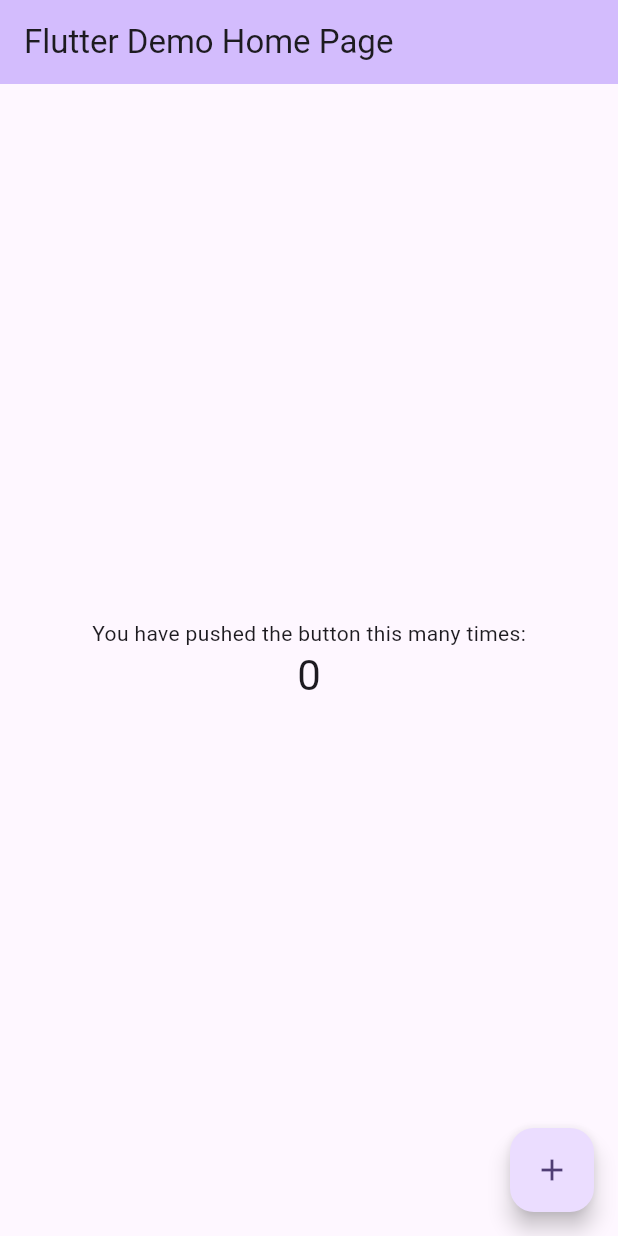
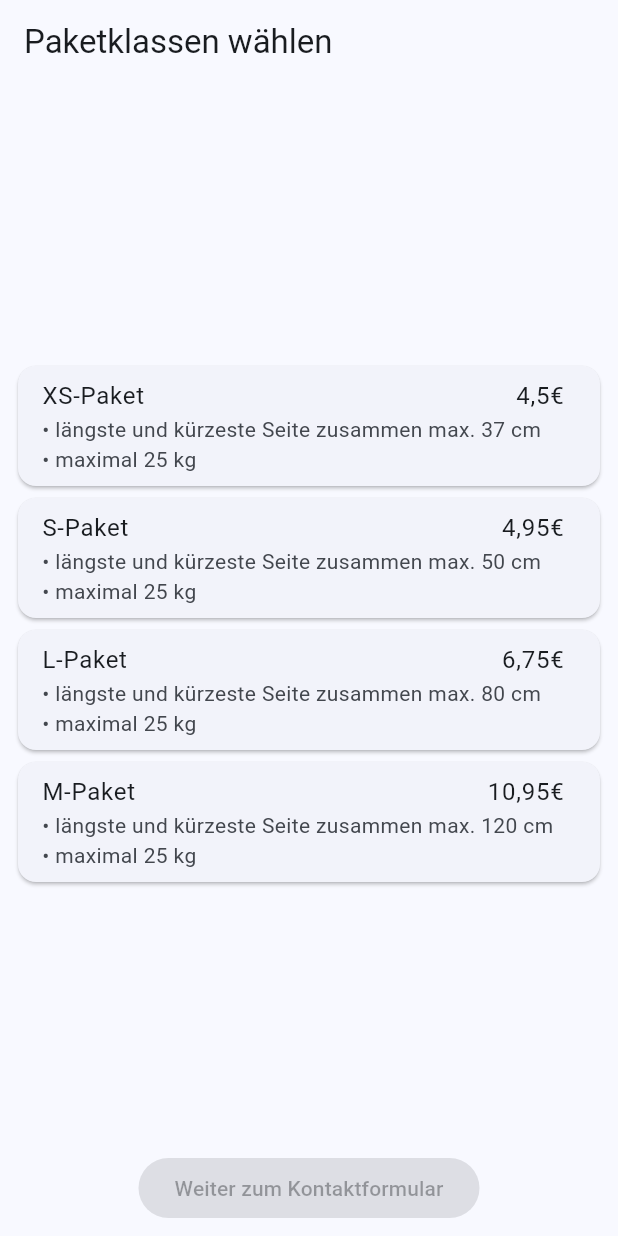
Before and after one commit to Icyyyy/devchallenge, a Flutter app: the screen it shows after launch, on a phone screen of 412 x 824 dp. Run offline on Flutter 3.47's test engine with Material 2 defaults, Android fonts, the phone set to English and light mode, and no system bars; our stand-ins replace flutter_bloc, freezed_annotation; generated files the repository leaves out were written again.

Commit message:
add parcel selection

```diff
--- a/lib/main.dart
+++ b/lib/main.dart
@@ -1,3 +1,4 @@
+import 'package:devchallenge/parcels/view/parcel_screen.dart';
 import 'package:flutter/material.dart';
 
 void main() {
@@ -7,119 +8,15 @@ void main() {
 class MyApp extends StatelessWidget {
   const MyApp({super.key});
 
-  // This widget is the root of your application.
   @override
   Widget build(BuildContext context) {
     return MaterialApp(
       title: 'Flutter Demo',
       theme: ThemeData(
-        // This is the theme of your application.
-        //
-        // TRY THIS: Try running your application with "flutter run". You'll see
-        // the application has a blue toolbar. Then, without quitting the app,
-        // try changing the seedColor in the colorScheme below to Colors.green
-        // and then invoke "hot reload" (save your changes or press the "hot
-        // reload" button in a Flutter-supported IDE, or press "r" if you used
-        // the command line to start the app).
-        //
-        // Notice that the counter didn't reset back to zero; the application
-        // state is not lost during the reload. To reset the state, use hot
-        // restart instead.
-        //
-        // This works for code too, not just values: Most code changes can be
-        // tested with just a hot reload.
-        colorScheme: ColorScheme.fromSeed(seedColor: Colors.deepPurple),
+        colorScheme: ColorScheme.fromSeed(seedColor: Colors.blue),
         useMaterial3: true,
       ),
-      home: const MyHomePage(title: 'Flutter Demo Home Page'),
+      home: const ParcelScreen(),
     );
   }
 }
-
-class MyHomePage extends StatefulWidget {
-  const MyHomePage({super.key, required this.title});
-
-  // This widget is the home page of your application. It is stateful, meaning
-  // that it has a State object (defined below) that contains fields that affect
-  // how it looks.
-
-  // This class is the configuration for the state. It holds the values (in this
-  // case the title) provided by the parent (in this case the App widget) and
-  // used by the build method of the State. Fields in a Widget subclass are
-  // always marked "final".
-
-  final String title;
-
-  @override
-  State<MyHomePage> createState() => _MyHomePageState();
-}
-
-class _MyHomePageState extends State<MyHomePage> {
-  int _counter = 0;
-
-  void _incrementCounter() {
-    setState(() {
-      // This call to setState tells the Flutter framework that something has
-      // changed in this State, which causes it to rerun the build method below
-      // so that the display can reflect the updated values. If we changed
-      // _counter without calling setState(), then the build method would not be
-      // called again, and so nothing would appear to happen.
-      _counter++;
-    });
-  }
-
-  @override
-  Widget build(BuildContext context) {
-    // This method is rerun every time setState is called, for instance as done
-    // by the _incrementCounter method above.
-    //
-    // The Flutter framework has been optimized to make rerunning build methods
-    // fast, so that you can just rebuild anything that needs updating rather
-    // than having to individually change instances of widgets.
-    return Scaffold(
-      appBar: AppBar(
-        // TRY THIS: Try changing the color here to a specific color (to
-        // Colors.amber, perhaps?) and trigger a hot reload to see the AppBar
-        // change color while the other colors stay the same.
-        backgroundColor: Theme.of(context).colorScheme.inversePrimary,
-        // Here we take the value from the MyHomePage object that was created by
-        // the App.build method, and use it to set our appbar title.
-        title: Text(widget.title),
-      ),
-      body: Center(
-        // Center is a layout widget. It takes a single child and positions it
-        // in the middle of the parent.
-        child: Column(
-          // Column is also a layout widget. It takes a list of children and
-          // arranges them vertically. By default, it sizes itself to fit its
-          // children horizontally, and tries to be as tall as its parent.
-          //
-          // Column has various properties to control how it sizes itself and
-          // how it positions its children. Here we use mainAxisAlignment to
-          // center the children vertically; the main axis here is the vertical
-          // axis because Columns are vertical (the cross axis would be
-          // horizontal).
-          //
-          // TRY THIS: Invoke "debug painting" (choose the "Toggle Debug Paint"
-          // action in the IDE, or press "p" in the console), to see the
-          // wireframe for each widget.
-          mainAxisAlignment: MainAxisAlignment.center,
-          children: <Widget>[
-            const Text(
-              'You have pushed the button this many times:',
-            ),
-            Text(
-              '$_counter',
-              style: Theme.of(context).textTheme.headlineMedium,
-            ),
-          ],
-        ),
-      ),
-      floatingActionButton: FloatingActionButton(
-        onPressed: _incrementCounter,
-        tooltip: 'Increment',
-        child: const Icon(Icons.add),
-      ), // This trailing comma makes auto-formatting nicer for build methods.
-    );
-  }
-}
--- /dev/null
+++ b/lib/parcels/cubit/parcel_cubit.dart
@@ -0,0 +1,49 @@
+import 'package:devchallenge/parcels/models/parcel.dart';
+import 'package:flutter_bloc/flutter_bloc.dart';
+import 'package:freezed_annotation/freezed_annotation.dart';
+
+part 'parcel_cubit.freezed.dart';
+part 'parcel_state.dart';
+
+class ParcelCubit extends Cubit<ParcelState> {
+  ParcelCubit()
+      : super(ParcelState(parcels: [
+          Parcel(
+            title: 'XS-Paket',
+            price: '4,5€',
+            bulletPoints: const [
+              'längste und kürzeste Seite zusammen max. 37 cm',
+              'maximal 25 kg'
+            ],
+          ),
+          Parcel(
+            title: 'S-Paket',
+            price: '4,95€',
+            bulletPoints: [
+              'längste und kürzeste Seite zusammen max. 50 cm',
+              'maximal 25 kg'
+            ],
+          ),
+          Parcel(
+            title: 'L-Paket',
+            price: '6,75€',
+            bulletPoints: [
+              'längste und kürzeste Seite zusammen max. 80 cm',
+              'maximal 25 kg'
+            ],
+          ),
+          Parcel(
+            title: 'M-Paket',
+            price: '10,95€',
+            bulletPoints: [
+              'längste und kürzeste Seite zusammen max. 120 cm',
+              'maximal 25 kg'
+            ],
+          )
+        ]));
+
+  void selected(Parcel parcel) {
+    emit(state.copyWith(
+        selectedParcel: state.selectedParcel == parcel ? null : parcel));
+  }
+}
--- /dev/null
+++ b/lib/parcels/cubit/parcel_state.dart
@@ -0,0 +1,9 @@
+part of 'parcel_cubit.dart';
+
+@freezed
+class ParcelState with _$ParcelState {
+  const factory ParcelState({
+    @Default([]) List<Parcel> parcels,
+    Parcel? selectedParcel,
+  }) = _Parcel;
+}
--- /dev/null
+++ b/lib/parcels/models/parcel.dart
@@ -0,0 +1,8 @@
+class Parcel {
+  final String title;
+  final String price;
+  final List<String> bulletPoints;
+
+  Parcel(
+      {required this.title, required this.price, required this.bulletPoints});
+}
--- /dev/null
+++ b/lib/parcels/view/parcel_screen.dart
@@ -0,0 +1,65 @@
+import 'package:devchallenge/parcels/cubit/parcel_cubit.dart';
+import 'package:devchallenge/parcels/models/parcel.dart';
+import 'package:devchallenge/parcels/widgets/parcel_card.dart';
+import 'package:flutter/material.dart';
+import 'package:flutter_bloc/flutter_bloc.dart';
+
+class ParcelScreen extends StatelessWidget {
+  const ParcelScreen({super.key});
+
+  @override
+  Widget build(BuildContext context) {
+    return BlocProvider(
+        create: (context) => ParcelCubit(), child: const ParcelView());
+  }
+}
+
+class ParcelView extends StatelessWidget {
+  const ParcelView({super.key});
+
+  @override
+  Widget build(BuildContext context) {
+    return Scaffold(
+      appBar: AppBar(title: const Text('Paketklassen wählen')),
+      body: Padding(
+        padding: const EdgeInsets.all(8.0),
+        child: Column(
+          children: [
+            const Spacer(),
+            BlocBuilder<ParcelCubit, ParcelState>(
+              builder: (context, state) {
+                var selectedPackage = context
+                    .select((ParcelCubit cubit) => cubit.state)
+                    .selectedParcel;
+                List<Parcel> packages = state.parcels;
+                return ListView.builder(
+                  physics: const NeverScrollableScrollPhysics(),
+                  shrinkWrap: true,
+                  itemCount: packages.length,
+                  itemBuilder: (context, index) {
+                    Parcel package = packages[index];
+                    return ParcelCard(
+                      parcel: package,
+                      isSelected: selectedPackage == package,
+                      onTap: () =>
+                          context.read<ParcelCubit>().selected(package),
+                    );
+                  },
+                );
+              },
+            ),
+            const Spacer(),
+            ElevatedButton(
+                onPressed: context
+                            .select((ParcelCubit cubit) => cubit.state)
+                            .selectedParcel !=
+                        null
+                    ? () {}
+                    : null,
+                child: const Text('Weiter zum Kontaktformular'))
+          ],
+        ),
+      ),
+    );
+  }
+}
--- /dev/null
+++ b/lib/parcels/widgets/parcel_card.dart
@@ -0,0 +1,54 @@
+import 'package:devchallenge/parcels/models/parcel.dart';
+import 'package:flutter/material.dart';
+
+class ParcelCard extends StatelessWidget {
+  const ParcelCard(
+      {super.key,
+      required this.parcel,
+      required this.onTap,
+      this.isSelected = false,
+      this.onTapInfoIcon});
+
+  final Parcel parcel;
+  final bool isSelected;
+  final VoidCallback onTap;
+  final VoidCallback? onTapInfoIcon;
+
+  @override
+  Widget build(BuildContext context) {
+    return InkWell(
+      customBorder: RoundedRectangleBorder(
+        borderRadius: BorderRadius.circular(20),
+      ),
+      onTap: onTap,
+      child: Card(
+        color: isSelected ? Theme.of(context).colorScheme.surfaceVariant : null,
+        child: Row(
+          children: [
+            Expanded(
+              child: ListTile(
+                title: Row(
+                  mainAxisAlignment: MainAxisAlignment.spaceBetween,
+                  children: [Text(parcel.title), Text(parcel.price)],
+                ),
+                subtitle: ListView.builder(
+                  shrinkWrap: true,
+                  itemCount: parcel.bulletPoints.length,
+                  itemBuilder: (context, index) {
+                    return Text('\u2022 ${parcel.bulletPoints[index]}');
+                  },
+                ),
+              ),
+            ),
+            if (onTapInfoIcon != null)
+              Padding(
+                padding: const EdgeInsets.fromLTRB(0, 0, 8, 0),
+                child: InkWell(
+                    onTap: onTapInfoIcon, child: const Icon(Icons.info)),
+              ),
+          ],
+        ),
+      ),
+    );
+  }
+}
--- a/pubspec.yaml
+++ b/pubspec.yaml
@@ -35,6 +35,9 @@ dependencies:
   # The following adds the Cupertino Icons font to your application.
   # Use with the CupertinoIcons class for iOS style icons.
   cupertino_icons: ^1.0.2
+  flutter_bloc: ^8.1.3
+  freezed: ^2.4.2
+  freezed_annotation: ^2.4.1
 
 dev_dependencies:
   flutter_test:
@@ -46,6 +49,7 @@ dev_dependencies:
   # package. See that file for information about deactivating specific lint
   # rules and activating additional ones.
   flutter_lints: ^2.0.0
+  build_runner: ^2.4.6
 
 # For information on the generic Dart part of this file, see the
 # following page: https://dart.dev/tools/pub/pubspec
```
Also changed, not shown: pubspec.lock (added).
